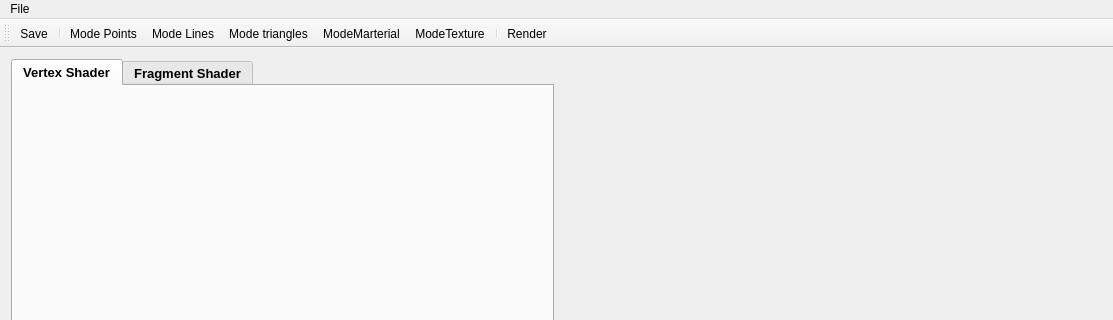
Before: the Qt Designer form ToulouseCompiler/ToulouseCompiler/ToulouseCompiler.ui in ajvs0003/ToulouseCompiler, drawn with Qt 5; both pictures show x 0 to 1113 and y 0 to 320 of the 1113 by 891 pixel window.
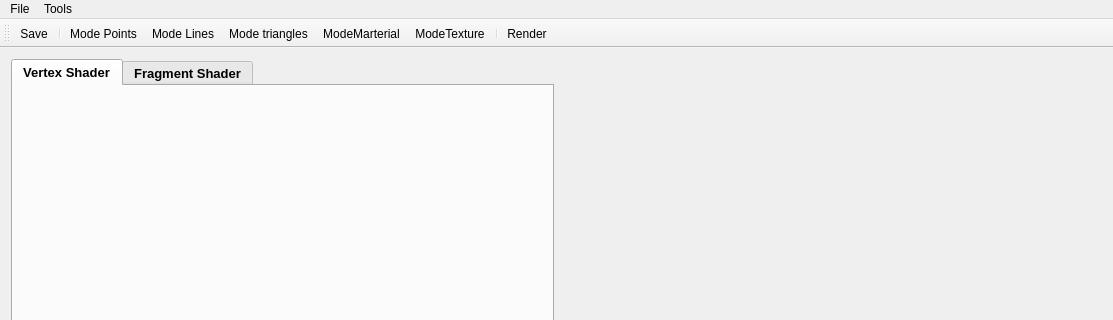
After: the same form once the commit is applied. Icons and pictures are not drawn.

Patch:
```diff
--- a/ToulouseCompiler/ToulouseCompiler/ToulouseCompiler.ui
+++ b/ToulouseCompiler/ToulouseCompiler/ToulouseCompiler.ui
@@ -234,7 +234,14 @@
     <addaction name="actionSave"/>
     <addaction name="actionSave_As"/>
    </widget>
+   <widget class="QMenu" name="menuTools">
+    <property name="title">
+     <string>Tools</string>
+    </property>
+    <addaction name="actionUniform_Table"/>
+   </widget>
    <addaction name="menuFile"/>
+   <addaction name="menuTools"/>
   </widget>
   <widget class="QToolBar" name="mainToolBar">
    <attribute name="toolBarArea">
```
Left out of the diff: 5 changed lines with no effect on the pictures.
